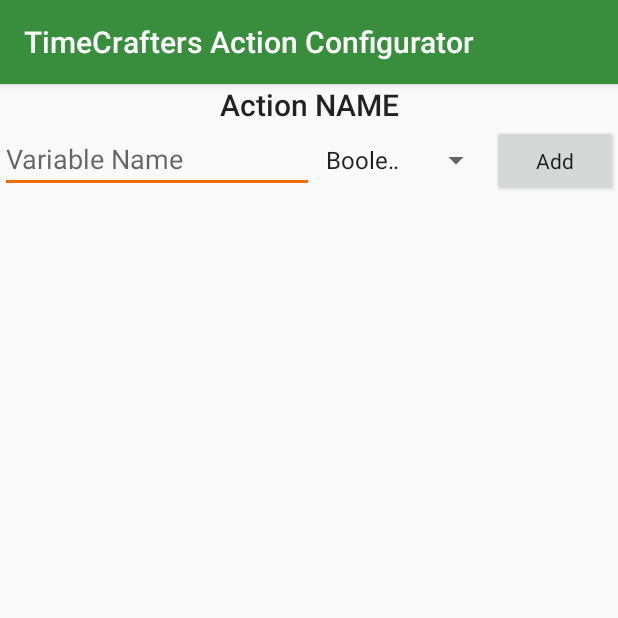
After one commit to TimeCrafters/TimeCraftersActionsConfigurator, an Android app: the EditActivity screen opened directly, with no data from a screen before it, on a phone screen of 412 x 824 dp, the top half of it. The commit adds this screen. Run offline under Robolectric (Android 15) with nearby library versions, the phone set to English and light mode, and no system bars.

Commit message:
Added EditActivity

```diff
--- a/app/src/main/AndroidManifest.xml
+++ b/app/src/main/AndroidManifest.xml
@@ -22,6 +22,7 @@
                 <category android:name="android.intent.category.LAUNCHER" />
             </intent-filter>
         </activity>
+        <activity android:name=".EditActivity"></activity>
     </application>
 
 </manifest>
--- /dev/null
+++ b/app/src/main/java/org/timecrafters/timecraftersactionconfigurator/EditActivity.java
@@ -0,0 +1,13 @@
+package org.timecrafters.timecraftersactionconfigurator;
+
+import android.support.v7.app.AppCompatActivity;
+import android.os.Bundle;
+
+public class EditActivity extends AppCompatActivity {
+
+  @Override
+  protected void onCreate(Bundle savedInstanceState) {
+    super.onCreate(savedInstanceState);
+    setContentView(R.layout.activity_edit);
+  }
+}
--- a/app/src/main/java/org/timecrafters/timecraftersactionconfigurator/MainActivity.java
+++ b/app/src/main/java/org/timecrafters/timecraftersactionconfigurator/MainActivity.java
@@ -96,19 +96,32 @@ public class MainActivity extends AppCompatActivity {
         parent.setBackgroundResource(R.color.odd);
       }
 
+      // Edit button
+      Button edit = new Button(this);
+      edit.setText("Edit");
+      edit.setLayoutParams(new LinearLayout.LayoutParams(LinearLayout.LayoutParams.WRAP_CONTENT, LinearLayout.LayoutParams.MATCH_PARENT));
+      edit.setOnClickListener(new View.OnClickListener() {
+        @Override
+        public void onClick(View view) {
+          startActivity(new Intent(getBaseContext(), EditActivity.class));
+        }
+      });
+
       // Toggle Button
       Switch toggle = new Switch(this);
-      toggle.setLayoutParams(new LinearLayout.LayoutParams(LinearLayout.LayoutParams.WRAP_CONTENT, LinearLayout.LayoutParams.MATCH_PARENT));
+      toggle.setLayoutParams(new LinearLayout.LayoutParams(LinearLayout.LayoutParams.MATCH_PARENT, LinearLayout.LayoutParams.MATCH_PARENT));
       toggle.setChecked(item.enabled());
 
-//      if (toggle.isChecked()) {
-//        toggle.setText("Enabled");
-//      } else {
-//        toggle.setText("Disabled");
-//      }
+      if (toggle.isChecked()) {
+        toggle.setText(item.name());
+      } else {
+        toggle.setText(item.name());
+      }
 
-//      toggle.setTextOn("Enabled");
-//      toggle.setTextOff("Disabled");
+      toggle.setTextOn(item.name());
+      toggle.setTextOff(item.name());
+      toggle.setTypeface(Typeface.MONOSPACE, Typeface.BOLD);
+      toggle.setTextSize(18);
       toggle.setOnCheckedChangeListener(new CompoundButton.OnCheckedChangeListener() {
         @Override
         public void onCheckedChanged(CompoundButton compoundButton, boolean b) {
@@ -117,21 +130,21 @@ public class MainActivity extends AppCompatActivity {
         }
       });
 
-
-      TextView itemName = new TextView(this);
-      itemName.setText(item.name());
-      itemName.setLayoutParams(new LinearLayout.LayoutParams(LinearLayout.LayoutParams.WRAP_CONTENT, LinearLayout.LayoutParams.MATCH_PARENT));
-      itemName.setTypeface(Typeface.MONOSPACE, Typeface.BOLD);
-      itemName.setTextSize(20);
-
+      parent.addView(edit);
       parent.addView(toggle);
-      parent.addView(itemName);
 
       LinearLayout primaryLayout = (LinearLayout) findViewById(R.id.primary_layout);
       primaryLayout.addView(parent);
 
       i++;
     }
+
+    LinearLayout padding = new LinearLayout(this);
+    padding.setLayoutParams(new LinearLayout.LayoutParams(LinearLayout.LayoutParams.MATCH_PARENT, 350));
+    padding.setOrientation(LinearLayout.HORIZONTAL);
+//    padding.setBackgroundColor(99550055);
+    LinearLayout primaryLayout = (LinearLayout) findViewById(R.id.primary_layout);
+    primaryLayout.addView(padding);
   }
 
   private void populateLayoutWithErrorMessage() {
--- /dev/null
+++ b/app/src/main/res/layout/activity_edit.xml
@@ -0,0 +1,70 @@
+<?xml version="1.0" encoding="utf-8"?>
+<android.support.constraint.ConstraintLayout xmlns:android="http://schemas.android.com/apk/res/android"
+    xmlns:app="http://schemas.android.com/apk/res-auto"
+    xmlns:tools="http://schemas.android.com/tools"
+    android:layout_width="match_parent"
+    android:layout_height="match_parent"
+    tools:context=".EditActivity">
+
+    <LinearLayout
+        android:layout_width="match_parent"
+        android:layout_height="match_parent"
+        android:orientation="vertical">
+
+        <TextView
+            android:id="@+id/actionName"
+            android:layout_width="match_parent"
+            android:layout_height="wrap_content"
+            android:text="Action NAME"
+            android:textAlignment="center"
+            android:textAppearance="@style/TextAppearance.AppCompat.Title" />
+
+        <ScrollView
+            android:layout_width="match_parent"
+            android:layout_height="match_parent">
+
+            <LinearLayout
+                android:layout_width="match_parent"
+                android:layout_height="wrap_content"
+                android:orientation="vertical">
+
+                <LinearLayout
+                    android:id="@+id/container"
+                    android:layout_width="match_parent"
+                    android:layout_height="wrap_content"
+                    android:orientation="vertical"></LinearLayout>
+
+                <LinearLayout
+                    android:layout_width="match_parent"
+                    android:layout_height="wrap_content"
+                    android:orientation="horizontal">
+
+                    <EditText
+                        android:id="@+id/variableName"
+                        android:layout_width="wrap_content"
+                        android:layout_height="wrap_content"
+                        android:layout_weight="1"
+                        android:ems="10"
+                        android:hint="Variable Name"
+                        android:inputType="textPersonName" />
+
+                    <Spinner
+                        android:id="@+id/spinner"
+                        android:layout_width="wrap_content"
+                        android:layout_height="wrap_content"
+                        android:layout_weight="1"
+                        android:entries="@array/types_array" />
+
+                    <Button
+                        android:id="@+id/add"
+                        android:layout_width="wrap_content"
+                        android:layout_height="wrap_content"
+                        android:layout_weight="1"
+                        android:text="Add"
+                        android:textAppearance="@style/TextAppearance.AppCompat" />
+                </LinearLayout>
+            </LinearLayout>
+        </ScrollView>
+    </LinearLayout>
+
+</android.support.constraint.ConstraintLayout>
--- a/app/src/main/res/values/strings.xml
+++ b/app/src/main/res/values/strings.xml
@@ -2,4 +2,12 @@
     <string name="app_name">TimeCrafters Action Configurator</string>
     <string name="action_settings">Settings</string>
     <string name="action_restart">Restart</string>
+
+    <string-array name="types_array">
+        <item>Boolean</item>
+        <item>Integer</item>
+        <item>Double</item>
+        <item>Float</item>
+        <item>String</item>
+    </string-array>
 </resources>
```
